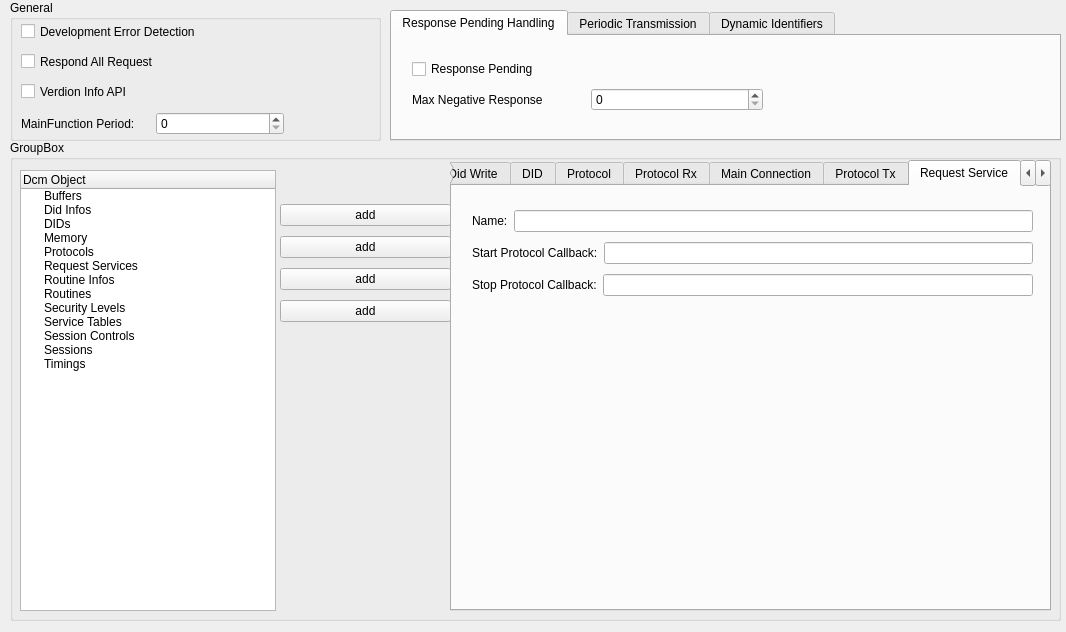
Qt form tool/gainos-studio/ui/forms/cd_dcm.ui (parai/gainos-tk) before a commit.
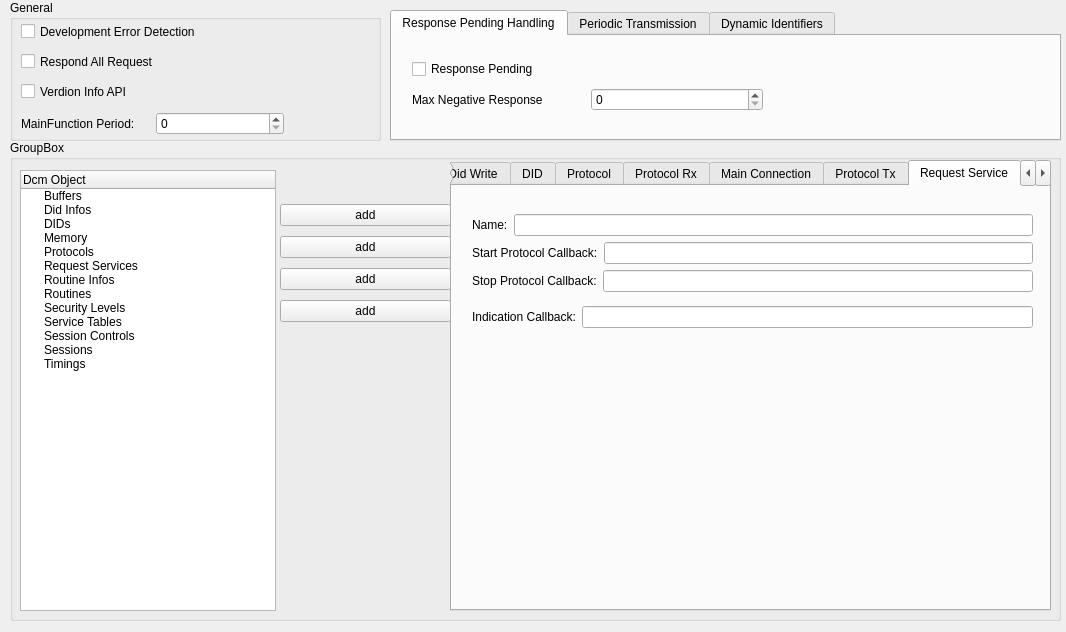
The same form after that commit. The open tabs and pages were chosen to show the change.

```diff
--- a/tool/gainos-studio/ui/forms/cd_dcm.ui
+++ b/tool/gainos-studio/ui/forms/cd_dcm.ui
@@ -1832,15 +1832,17 @@
      <attribute name="title">
       <string>Request Service</string>
      </attribute>
-     <widget class="QWidget" name="layoutWidget">
+     <widget class="QWidget" name="">
       <property name="geometry">
        <rect>
         <x>20</x>
         <y>20</y>
         <width>561</width>
-        <height>95</height>
+        <height>130</height>
        </rect>
       </property>
+      <layout class="QVBoxLayout" name="verticalLayout_33">
+       <item>
       <layout class="QVBoxLayout" name="verticalLayout_20">
        <item>
         <layout class="QHBoxLayout" name="horizontalLayout_48">
@@ -1881,6 +1883,30 @@
          </item>
          <item>
           <widget class="QLineEdit" name="leRequestServiceStop"/>
+           </item>
+          </layout>
+         </item>
+        </layout>
+       </item>
+       <item>
+        <layout class="QHBoxLayout" name="horizontalLayout_41">
+         <item>
+          <widget class="QLabel" name="label_75">
+           <property name="text">
+            <string>Indication Callback:</string>
+           </property>
+          </widget>
+         </item>
+         <item>
+          <widget class="QLineEdit" name="leRequestServiceIndication">
+           <property name="toolTip">
+            <string>&lt;!DOCTYPE HTML PUBLIC &quot;-//W3C//DTD HTML 4.0//EN&quot; &quot;http://www.w3.org/TR/REC-html40/strict.dtd&quot;&gt;
+&lt;html&gt;&lt;head&gt;&lt;meta name=&quot;qrichtext&quot; content=&quot;1&quot; /&gt;&lt;style type=&quot;text/css&quot;&gt;
+p, li { white-space: pre-wrap; }
+&lt;/style&gt;&lt;/head&gt;&lt;body style=&quot; font-family:'Consolas'; font-size:12pt; font-weight:400; font-style:normal;&quot;&gt;
+&lt;p style=&quot; margin-top:0px; margin-bottom:0px; margin-left:0px; margin-right:0px; -qt-block-indent:0; text-indent:0px;&quot;&gt;Ask for permission&lt;/p&gt;&lt;/body&gt;&lt;/html&gt;</string>
+           </property>
+          </widget>
          </item>
         </layout>
        </item>
```
Left out of the diff: 2 changed lines with no effect on the pictures. Lines whose indentation alone changed are shown as unchanged.
